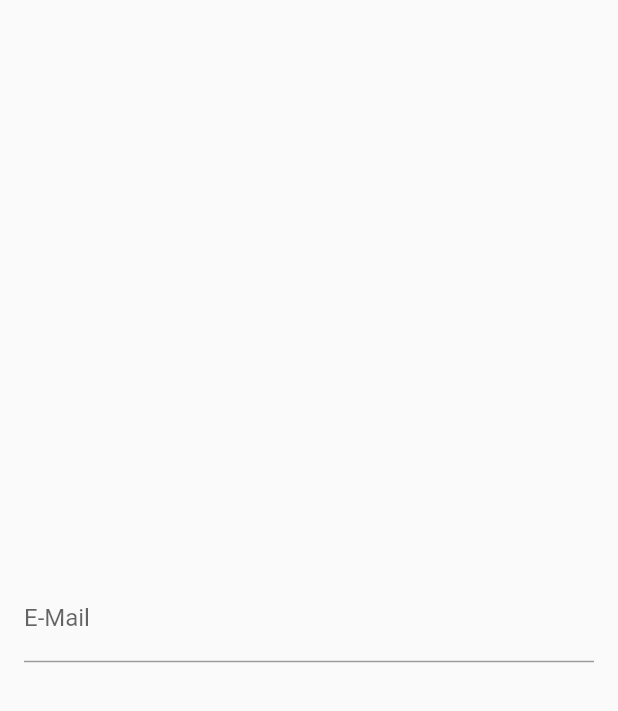
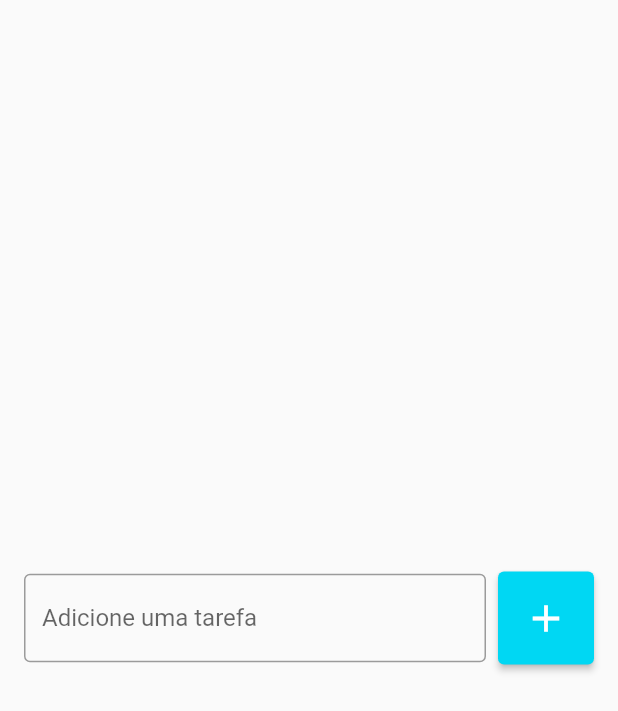
Before and after one commit to eduandev/todo-list, a Flutter app: the screen it shows after launch, on a phone screen of 412 x 824 dp. Shown: the top 711 px of the screen. Run offline on Flutter 3.47's test engine with Material 2 defaults, Android fonts, the phone set to English and light mode, and no system bars.

Commit message:
input camp

```diff
--- a/lib/pages/todo_list_page.dart
+++ b/lib/pages/todo_list_page.dart
@@ -1,7 +1,9 @@
 import 'package:flutter/material.dart';
 
 class TodoListPage extends StatelessWidget {
-  const TodoListPage({Key? key}) : super(key: key);
+     TodoListPage({Key? key}) : super(key: key);
+
+  final TextEditingController emailController = TextEditingController();
 
   @override
   Widget build(BuildContext context) {
@@ -9,21 +11,39 @@ class TodoListPage extends StatelessWidget {
       body: Center(
         child: Padding(
           padding: const EdgeInsets.symmetric(horizontal: 16),
-          child: TextField(
-            decoration: InputDecoration(
-              labelText: 'E-Mail',
-              hintText: 'email@exemplo.com',
-              //border: OutlineInputBorder(),
-              //border: InputBorder.none,
-              //errorText: 'Campo obrigatorio!'
-              prefixText: 'R\$ ',
-              suffixText: 'cm',
-            ),
-            //obscureText: true,
-            keyboardType: TextInputType.phone,
+          child: Row(
+            children: [
+              Expanded(
+                child: TextField(
+                  decoration: InputDecoration(
+                    border: OutlineInputBorder(),
+                    hintText: 'Adicione uma tarefa',
+                  ),
+                ),
+              ),
+
+              SizedBox(width: 8,),
+
+              ElevatedButton(
+                  onPressed: () {},
+                  style: ElevatedButton.styleFrom(
+                    primary: Color(0xff00d7f3),
+                    padding: EdgeInsets.all(16),
+                  ),
+                  child: Icon(
+                    Icons.add,
+                    size: 30,
+                  ),
+              ),
+            ],
           ),
         ),
       ),
     );
   }
+
+  void login() {
+    String text = emailController.text;
+    print(text);
+  }
 }
```
